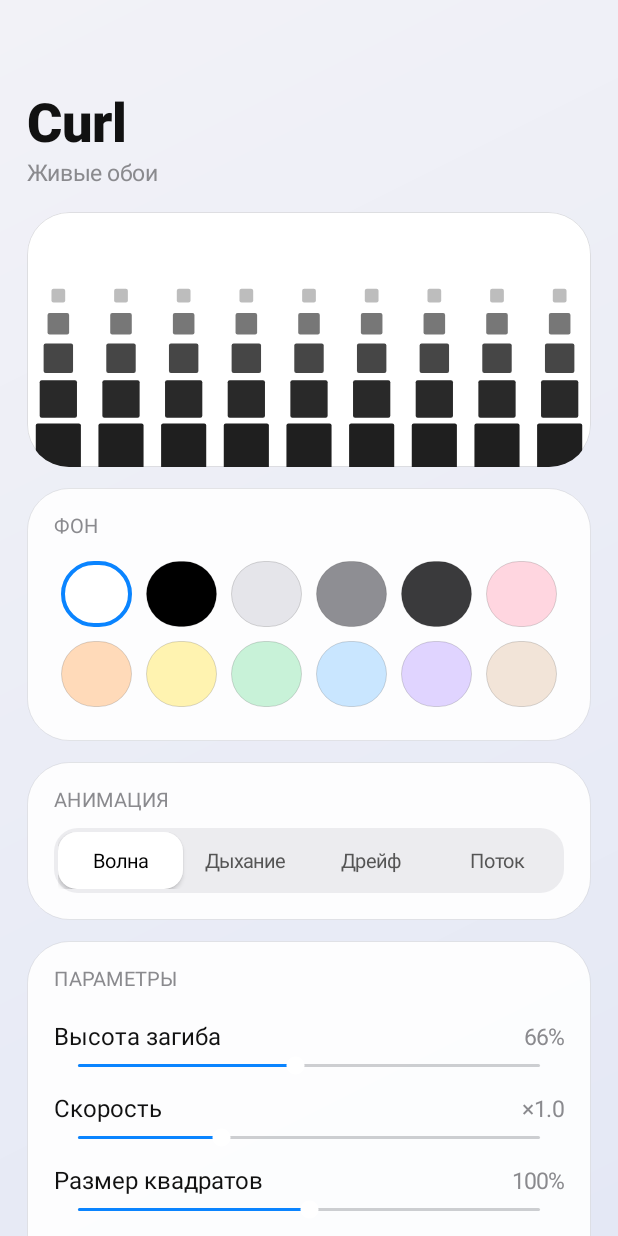
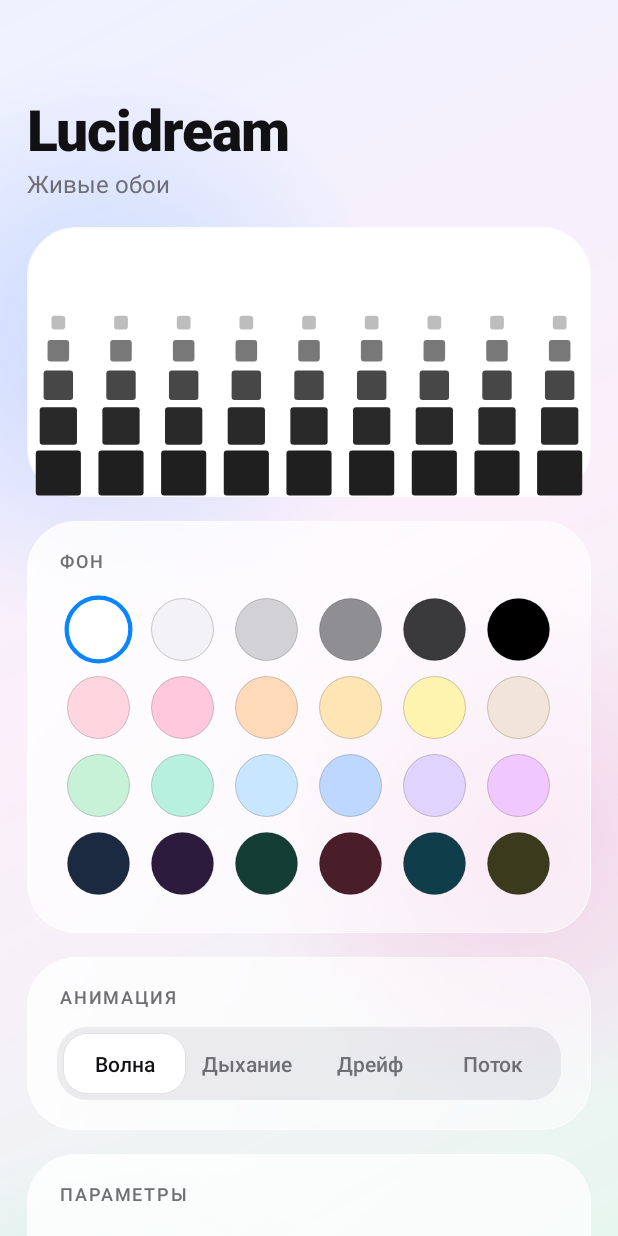
Before and after one commit to lucidxel/Lucidream, an Android app: the screen it shows after launch (MainActivity), on a phone screen of 412 x 824 dp. Run offline under Robolectric (Android 15) with nearby library versions, the phone set to English and light mode, and no system bars.

Commit message:
Update MainActivity.kt

```diff
--- a/app/src/main/java/com/example/curlwall/MainActivity.kt
+++ b/app/src/main/java/com/example/curlwall/MainActivity.kt
@@ -4,8 +4,9 @@ import android.app.Activity
 import android.app.WallpaperManager
 import android.content.ComponentName
 import android.content.Intent
+import android.content.res.ColorStateList
 import android.graphics.*
-import android.graphics.drawable.GradientDrawable
+import android.graphics.drawable.*
 import android.os.Bundle
 import android.view.Gravity
 import android.view.View
@@ -17,23 +18,36 @@ class MainActivity : Activity() {
     private fun dp(v: Int) = (v * resources.displayMetrics.density).toInt()
     private val prefs by lazy { Config.prefs(this) }
     private lateinit var preview: View
+    private val accent = Color.parseColor("#0A84FF")
+    private val ink = Color.parseColor("#111114")
+    private val sub = Color.parseColor("#6E6E73")
 
     private fun shape(color: Int, r: Int, stroke: Int = 0, sc: Int = 0) = GradientDrawable().apply {
         setColor(color); cornerRadius = dp(r).toFloat(); if (stroke > 0) setStroke(dp(stroke), sc)
     }
 
+    private fun glass(r: Int = 32) = GradientDrawable(GradientDrawable.Orientation.TL_BR,
+        intArrayOf(0xD9FFFFFF.toInt(), 0x80FFFFFF.toInt())).apply {
+        cornerRadius = dp(r).toFloat(); setStroke(dp(1), 0xCCFFFFFF.toInt())
+    }
+
+    private fun blob(color: Int, size: Int, x: Int, y: Int) = View(this).apply {
+        background = GradientDrawable(GradientDrawable.Orientation.TL_BR, intArrayOf(color, color and 0x00FFFFFF)).apply {
+            gradientType = GradientDrawable.RADIAL_GRADIENT; gradientRadius = dp(size) / 2f
+        }
+        layoutParams = FrameLayout.LayoutParams(dp(size), dp(size)).apply { leftMargin = dp(x); topMargin = dp(y) }
+    }
+
     private fun card(title: String, parent: LinearLayout): LinearLayout {
         val c = LinearLayout(this).apply {
-            orientation = LinearLayout.VERTICAL
-            background = shape(Color.parseColor("#E6FFFFFF"), 28, 1, Color.parseColor("#14000000"))
-            setPadding(dp(18), dp(16), dp(18), dp(18))
-            elevation = dp(2).toFloat()
+            orientation = LinearLayout.VERTICAL; background = glass()
+            setPadding(dp(20), dp(18), dp(20), dp(20))
         }
         c.addView(TextView(this).apply {
-            text = title; textSize = 13f; setTextColor(Color.parseColor("#8A8A8E")); letterSpacing = 0.04f
-            setPadding(0, 0, 0, dp(10))
+            text = title; textSize = 12f; setTextColor(sub); letterSpacing = 0.1f
+            typeface = Typeface.create("sans-serif-medium", Typeface.NORMAL); setPadding(dp(2), 0, 0, dp(12))
         })
-        parent.addView(c, LinearLayout.LayoutParams(MATCH_PARENT, WRAP_CONTENT).apply { topMargin = dp(14) })
+        parent.addView(c, LinearLayout.LayoutParams(MATCH_PARENT, WRAP_CONTENT).apply { topMargin = dp(16) })
         return c
     }
 
@@ -41,118 +55,118 @@ class MainActivity : Activity() {
         super.onCreate(savedInstanceState)
         window.statusBarColor = Color.TRANSPARENT
         val root = LinearLayout(this).apply {
-            orientation = LinearLayout.VERTICAL
-            setPadding(dp(18), dp(56), dp(18), dp(40))
+            orientation = LinearLayout.VERTICAL; setPadding(dp(18), dp(60), dp(18), dp(48))
         }
         root.addView(TextView(this).apply {
-            text = "Curl"; textSize = 36f; typeface = Typeface.create("sans-serif-medium", Typeface.BOLD)
-            setTextColor(Color.parseColor("#111111"))
+            text = "Lucidream"; textSize = 38f; setTextColor(ink)
+            typeface = Typeface.create("sans-serif-medium", Typeface.BOLD); letterSpacing = -0.02f
         })
-        root.addView(TextView(this).apply {
-            text = "Живые обои"; textSize = 15f; setTextColor(Color.parseColor("#8A8A8E"))
-        })
+        root.addView(TextView(this).apply { text = "Живые обои"; textSize = 16f; setTextColor(sub) })
 
         preview = object : View(this) {
             val p = Paint(Paint.ANTI_ALIAS_FLAG)
             override fun onDraw(cv: Canvas) {
-                val bg = prefs.getInt("bg", Color.WHITE)
-                val fg = Config.fgFor(bg)
-                val size = prefs.getFloat("size", 1f)
-                val cover = prefs.getFloat("cover", 0.66f)
-                val rows = 5; val cols = 9
-                val cw = width / cols.toFloat()
+                val fg = Config.fgFor(prefs.getInt("bg", Color.WHITE))
+                val size = prefs.getFloat("size", 1f); val cover = prefs.getFloat("cover", 0.66f)
+                val rows = 5; val cols = 9; val cw = width / cols.toFloat()
                 for (r in 0 until rows) {
                     val k = r / rows.toFloat()
                     val sc = (1f - 0.75f * k * (0.5f + cover)) * size
-                    val a = (1f - k * k * 1.1f).coerceIn(0.05f, 1f)
-                    p.color = fg; p.alpha = (a * 255).toInt()
-                    val y = height - dp(14) - r * cw * (0.8f - 0.25f * k)
+                    p.color = fg; p.alpha = ((1f - k * k * 1.1f).coerceIn(0.05f, 1f) * 255).toInt()
+                    val y = height - dp(16) - r * cw * (0.8f - 0.25f * k)
                     val h = cw * 0.36f * sc
-                    for (i in 0 until cols) {
-                        val x = cw * (i + 0.5f)
-                        cv.drawRoundRect(x - h, y - h, x + h, y + h, 2f, 2f, p)
-                    }
+                    for (i in 0 until cols) { val x = cw * (i + 0.5f); cv.drawRoundRect(x - h, y - h, x + h, y + h, 3f, 3f, p) }
                 }
             }
         }
-        root.addView(preview, LinearLayout.LayoutParams(MATCH_PARENT, dp(170)).apply { topMargin = dp(16) })
-        preview.background = shape(prefs.getInt("bg", Color.WHITE), 28, 1, Color.parseColor("#1A000000"))
-        preview.clipToOutline = true
+        preview.background = shape(prefs.getInt("bg", Color.WHITE), 32, 2, 0xCCFFFFFF.toInt())
+        root.addView(preview, LinearLayout.LayoutParams(MATCH_PARENT, dp(180)).apply { topMargin = dp(18) })
 
+        // background colours
         val bgCard = card("ФОН", root)
-        val colors = listOf("#FFFFFF", "#000000", "#E5E5EA", "#8E8E93", "#3A3A3C",
-            "#FFD6E0", "#FFDAB9", "#FFF3B0", "#C8F2D8", "#C9E6FF", "#E0D4FF", "#F2E4D8")
+        val colors = listOf(
+            "#FFFFFF", "#F2F2F7", "#D1D1D6", "#8E8E93", "#3A3A3C", "#000000",
+            "#FFD6E0", "#FFC8DD", "#FFDAB9", "#FFE5B4", "#FFF3B0", "#F2E4D8",
+            "#C8F2D8", "#B8F0E0", "#C9E6FF", "#BDD7FF", "#E0D4FF", "#F0C8FF",
+            "#1B2A41", "#2D1B3D", "#143D33", "#4A1D2A", "#0F3D4A", "#3B3A1C")
         val swatches = ArrayList<View>()
-        fun refreshSwatches() {
+        fun refresh() {
             val cur = prefs.getInt("bg", Color.WHITE)
             swatches.forEach { v ->
                 val col = v.tag as Int
-                v.background = if (col == cur) shape(col, 22, 3, Color.parseColor("#0A84FF"))
-                else shape(col, 22, 1, Color.parseColor("#26000000"))
+                v.background = GradientDrawable().apply {
+                    shape = GradientDrawable.OVAL; setColor(col)
+                    if (col == cur) setStroke(dp(3), accent) else setStroke(dp(1), 0x33000000)
+                }
+                v.scaleX = if (col == cur) 1.08f else 1f; v.scaleY = v.scaleX
             }
         }
-        colors.chunked(6).forEach { rowColors ->
+        colors.chunked(6).forEach { rc ->
             val row = LinearLayout(this).apply { gravity = Gravity.CENTER }
-            rowColors.forEach { hex ->
+            rc.forEach { hex ->
                 val col = Color.parseColor(hex)
                 val v = View(this).apply { tag = col }
                 v.setOnClickListener {
                     prefs.edit().putInt("bg", col).apply()
-                    preview.background = shape(col, 28, 1, Color.parseColor("#1A000000"))
-                    preview.invalidate(); refreshSwatches()
+                    preview.background = shape(col, 32, 2, 0xCCFFFFFF.toInt()); preview.invalidate(); refresh()
                 }
                 swatches.add(v)
-                row.addView(v, LinearLayout.LayoutParams(0, dp(44), 1f).apply { setMargins(dp(5), dp(5), dp(5), dp(5)) })
+                row.addView(FrameLayout(this).apply { addView(v, FrameLayout.LayoutParams(dp(42), dp(42), Gravity.CENTER)) },
+                    LinearLayout.LayoutParams(0, dp(52), 1f))
             }
             bgCard.addView(row)
         }
-        refreshSwatches()
+        refresh()
 
+        // animation segmented
         val animCard = card("АНИМАЦИЯ", root)
-        val names = listOf("Волна", "Дыхание", "Дрейф", "Поток")
-        val seg = LinearLayout(this).apply {
-            background = shape(Color.parseColor("#1F767680"), 16); setPadding(dp(3), dp(3), dp(3), dp(3))
-        }
+        val seg = LinearLayout(this).apply { background = shape(0x1F767680, 20); setPadding(dp(4), dp(4), dp(4), dp(4)) }
         val tabs = ArrayList<TextView>()
         fun refreshTabs() {
             val cur = prefs.getInt("anim", 0)
             tabs.forEachIndexed { i, t ->
-                t.background = if (i == cur) shape(Color.WHITE, 13) else null
-                t.setTextColor(if (i == cur) Color.BLACK else Color.parseColor("#555555"))
-                t.elevation = if (i == cur) dp(2).toFloat() else 0f
+                t.background = if (i == cur) shape(Color.WHITE, 16, 1, 0x14000000) else null
+                t.setTextColor(if (i == cur) ink else sub)
             }
         }
-        names.forEachIndexed { i, n ->
+        listOf("Волна", "Дыхание", "Дрейф", "Поток").forEachIndexed { i, n ->
             val t = TextView(this).apply {
-                text = n; textSize = 13f; gravity = Gravity.CENTER; setPadding(0, dp(10), 0, dp(10))
+                text = n; textSize = 14f; gravity = Gravity.CENTER; setPadding(0, dp(11), 0, dp(11))
+                typeface = Typeface.create("sans-serif-medium", Typeface.NORMAL)
                 setOnClickListener { prefs.edit().putInt("anim", i).apply(); refreshTabs() }
             }
             tabs.add(t); seg.addView(t, LinearLayout.LayoutParams(0, WRAP_CONTENT, 1f))
         }
         animCard.addView(seg); refreshTabs()
 
-        val setCard = card("ПАРАМЕТРЫ", root)
-        fun slider(label: String, key: String, min: Float, max: Float, def: Float, fmt: (Float) -> String) {
+        // sliders / toggles
+        val sc = card("ПАРАМЕТРЫ", root)
+        fun slider(label: String, key: String, mn: Float, mx: Float, def: Float, fmt: (Float) -> String) {
             val head = LinearLayout(this)
-            val l = TextView(this).apply { text = label; textSize = 16f; setTextColor(Color.parseColor("#111111")) }
-            val vTxt = TextView(this).apply { textSize = 15f; setTextColor(Color.parseColor("#8A8A8E")) }
-            head.addView(l, LinearLayout.LayoutParams(0, WRAP_CONTENT, 1f)); head.addView(vTxt)
-            val cur = prefs.getFloat(key, def); vTxt.text = fmt(cur)
+            val vt = TextView(this).apply { textSize = 15f; setTextColor(sub) }
+            head.addView(TextView(this).apply { text = label; textSize = 17f; setTextColor(ink) }, LinearLayout.LayoutParams(0, WRAP_CONTENT, 1f))
+            head.addView(vt)
+            val cur = prefs.getFloat(key, def); vt.text = fmt(cur)
+            val track = shape(0x26000000, 8).apply { setSize(0, dp(14)) }
+            val fill = ClipDrawable(shape(accent, 8).apply { setSize(0, dp(14)) }, Gravity.START, ClipDrawable.HORIZONTAL)
             val sb = SeekBar(this).apply {
-                this.max = 100; progress = ((cur - min) / (max - min) * 100).toInt()
-                progressTintList = android.content.res.ColorStateList.valueOf(Color.parseColor("#0A84FF"))
-                thumbTintList = android.content.res.ColorStateList.valueOf(Color.WHITE)
+                max = 1000; progress = ((cur - mn) / (mx - mn) * 1000).toInt()
+                progressDrawable = LayerDrawable(arrayOf(track, fill)).apply {
+                    setId(0, android.R.id.background); setId(1, android.R.id.progress) }
+                thumb = GradientDrawable().apply {
+                    shape = GradientDrawable.OVAL; setColor(Color.WHITE); setStroke(dp(1), 0x33000000); setSize(dp(32), dp(32)) }
+                splitTrack = false; thumbOffset = 0; setPadding(dp(16), 0, dp(16), 0)
                 setOnSeekBarChangeListener(object : SeekBar.OnSeekBarChangeListener {
                     override fun onProgressChanged(s: SeekBar?, p: Int, u: Boolean) {
-                        val v = min + (max - min) * p / 100f
-                        prefs.edit().putFloat(key, v).apply(); vTxt.text = fmt(v); preview.invalidate()
+                        val v = mn + (mx - mn) * p / 1000f
+                        prefs.edit().putFloat(key, v).apply(); vt.text = fmt(v); preview.invalidate()
                     }
                     override fun onStartTrackingTouch(s: SeekBar?) {}
                     override fun onStopTrackingTouch(s: SeekBar?) {}
                 })
             }
-            setCard.addView(head, LinearLayout.LayoutParams(MATCH_PARENT, WRAP_CONTENT).apply { topMargin = dp(8) })
-            setCard.addView(sb)
+            sc.addView(head, LinearLayout.LayoutParams(MATCH_PARENT, WRAP_CONTENT).apply { topMargin = dp(10) })
+            sc.addView(sb, LinearLayout.LayoutParams(MATCH_PARENT, dp(48)))
         }
         slider("Высота загиба", "cover", 0.4f, 0.95f, 0.66f) { "${(it * 100).toInt()}%" }
         slider("Скорость", "speed", 0.3f, 2.5f, 1f) { "×" + "%.1f".format(it) }
@@ -160,35 +174,42 @@ class MainActivity : Activity() {
 
         fun toggle(label: String, key: String, def: Boolean) {
             val row = LinearLayout(this).apply { gravity = Gravity.CENTER_VERTICAL }
-            row.addView(TextView(this).apply { text = label; textSize = 16f; setTextColor(Color.parseColor("#111111")) },
-                LinearLayout.LayoutParams(0, WRAP_CONTENT, 1f))
+            row.addView(TextView(this).apply { text = label; textSize = 17f; setTextColor(ink) }, LinearLayout.LayoutParams(0, WRAP_CONTENT, 1f))
             row.addView(Switch(this).apply {
                 isChecked = prefs.getBoolean(key, def)
+                thumbTintList = ColorStateList.valueOf(Color.WHITE)
+                trackTintList = ColorStateList(arrayOf(intArrayOf(android.R.attr.state_checked), intArrayOf()),
+                    intArrayOf(Color.parseColor("#34C759"), 0x33000000))
                 setOnCheckedChangeListener { _, c -> prefs.edit().putBoolean(key, c).apply() }
             })
-            setCard.addView(row, LinearLayout.LayoutParams(MATCH_PARENT, WRAP_CONTENT).apply { topMargin = dp(14) })
+            sc.addView(row, LinearLayout.LayoutParams(MATCH_PARENT, dp(52)))
         }
+        toggle("Улёт при разблокировке", "unlock", true)
         toggle("Наклон телефона", "tilt", true)
         toggle("Плавность 60 FPS", "fps60", false)
 
-        root.addView(Button(this).apply {
-            text = "Установить обои"; isAllCaps = false; textSize = 17f; setTextColor(Color.WHITE)
-            background = shape(Color.parseColor("#111111"), 30)
+        root.addView(TextView(this).apply {
+            text = "Установить обои"; textSize = 18f; gravity = Gravity.CENTER; setTextColor(Color.WHITE)
+            typeface = Typeface.create("sans-serif-medium", Typeface.NORMAL)
+            background = GradientDrawable(GradientDrawable.Orientation.TL_BR,
+                intArrayOf(Color.parseColor("#2C2C2E"), Color.parseColor("#000000"))).apply { cornerRadius = dp(30).toFloat() }
+            isClickable = true
             setOnClickListener {
                 try {
                     startActivity(Intent(WallpaperManager.ACTION_CHANGE_LIVE_WALLPAPER).putExtra(
                         WallpaperManager.EXTRA_LIVE_WALLPAPER_COMPONENT,
                         ComponentName(this@MainActivity, CurlWallpaperService::class.java)))
-                } catch (e: Exception) {
-                    startActivity(Intent(WallpaperManager.ACTION_LIVE_WALLPAPER_CHOOSER))
-                }
+                } catch (e: Exception) { startActivity(Intent(WallpaperManager.ACTION_LIVE_WALLPAPER_CHOOSER)) }
             }
-        }, LinearLayout.LayoutParams(MATCH_PARENT, dp(58)).apply { topMargin = dp(22) })
+        }, LinearLayout.LayoutParams(MATCH_PARENT, dp(60)).apply { topMargin = dp(24) })
 
-        setContentView(ScrollView(this).apply {
+        setContentView(FrameLayout(this).apply {
             background = GradientDrawable(GradientDrawable.Orientation.TL_BR,
-                intArrayOf(Color.parseColor("#F2F2F7"), Color.parseColor("#E4E8F5")))
-            addView(root)
+                intArrayOf(Color.parseColor("#EEF2FF"), Color.parseColor("#FBEFFA"), Color.parseColor("#E8F6F0")))
+            addView(blob(0x99A8C8FF.toInt(), 380, -120, 40))
+            addView(blob(0x99F7B8E0.toInt(), 360, 160, 380))
+            addView(blob(0x99B5F0D8.toInt(), 340, -100, 760))
+            addView(ScrollView(this@MainActivity).apply { isVerticalScrollBarEnabled = false; addView(root) })
         })
     }
 }
```
